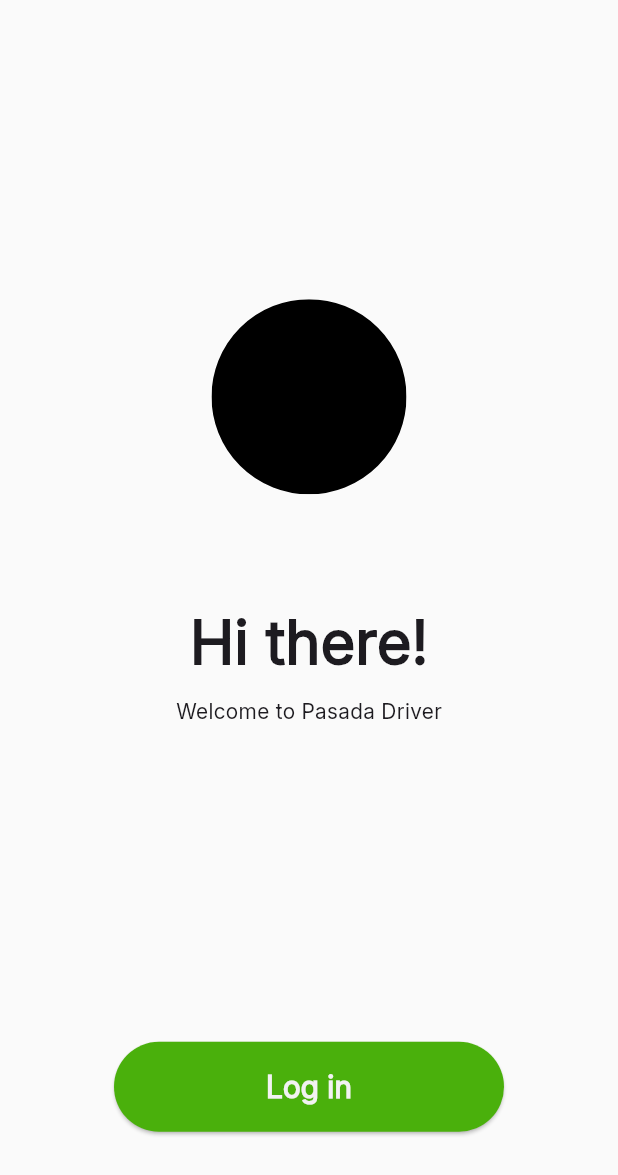
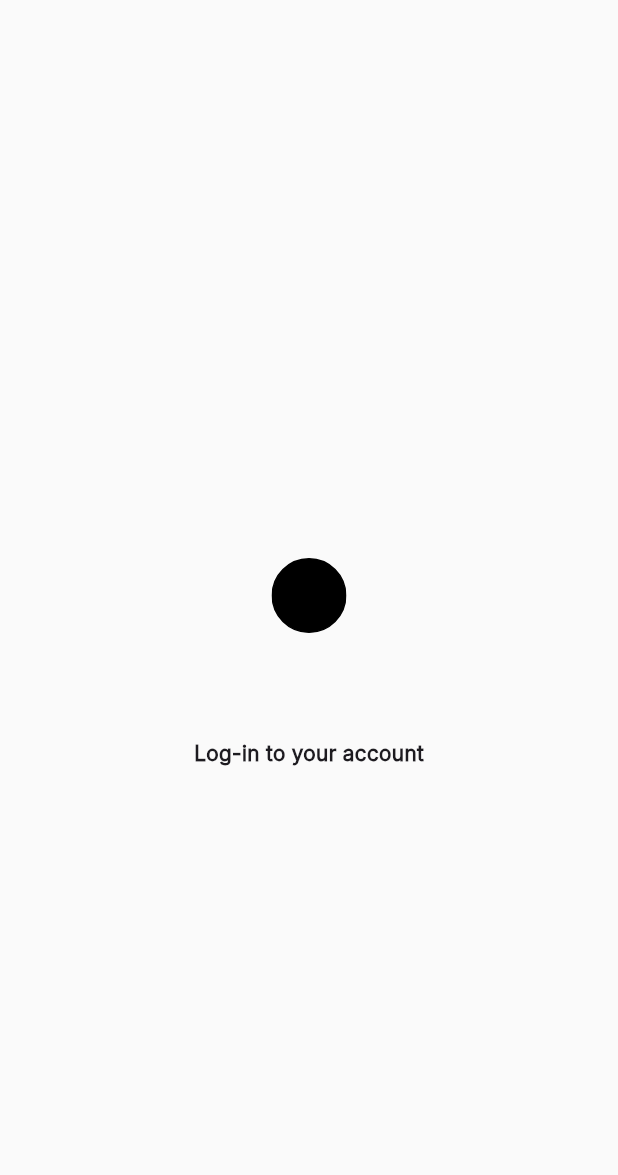
Before and after one commit to heimin22/pasada_driver_side, a Flutter app: the screen it shows after launch, after a tap on "Log in", on a phone screen of 412 x 824 dp. Shown: the top 1175 px of the screen. Run offline on Flutter 3.47's test engine with Material 3 defaults, Android fonts, the phone set to English and light mode, and no system bars; our stand-ins replace flutter_svg.

Commit message:
added a log in page

```diff
--- /dev/null
+++ b/lib/login.dart
@@ -0,0 +1,35 @@
+import 'package:flutter/material.dart';
+import 'package:flutter_svg/flutter_svg.dart';
+
+class LogIn extends StatelessWidget {
+  const LogIn({super.key});
+
+  @override
+  Widget build(BuildContext context) {
+    return Scaffold(
+      body: Center(
+        child: Column(
+          mainAxisAlignment: MainAxisAlignment.center,
+          children: [
+            Container(
+              margin: const EdgeInsets.only(top: 60),
+              width: 50,
+              height: 50,
+              child: SvgPicture.asset('assets/svg/Ellipse.svg'),
+            ),
+            Container(
+              margin: const EdgeInsets.only(top: 70),
+              child: const Text(
+                'Log-in to your account',
+                style: TextStyle(
+                  fontFamily: 'Inter',
+                  fontWeight: FontWeight.w700,
+                ),
+              ),
+            )
+          ],
+        ),
+      ),
+    );
+  }
+}
--- a/lib/main.dart
+++ b/lib/main.dart
@@ -1,5 +1,6 @@
 import 'package:flutter/material.dart';
 import 'package:flutter_svg/flutter_svg.dart';
+import 'package:pasada_driver_side/login.dart';
 
 void main() => runApp(const MyApp());
 
@@ -41,9 +42,9 @@ class _MyHomePageState extends State<MyHomePage> {
           children: [
             Container(
               margin: const EdgeInsets.only(top: 130),
-              child: SvgPicture.asset('assets/svg/Ellipse.svg'),
               width: 130,
               height: 130,
+              child: SvgPicture.asset('assets/svg/Ellipse.svg'),
             ),
             Container(
               margin: const EdgeInsets.only(top: 70),
@@ -67,12 +68,17 @@ class _MyHomePageState extends State<MyHomePage> {
               ),
             ),
             Container(
-              margin: const EdgeInsets.only(top: 180),
+              margin: const EdgeInsets.only(top: 250),
               child: ElevatedButton(
-                onPressed: () {},
+                onPressed: () {
+                  Navigator.push(
+                    context,
+                    MaterialPageRoute(builder: (context) => const LogIn()),
+                  );
+                },
                 style: ElevatedButton.styleFrom(
-                  backgroundColor: Color(0xFF4AB00C),
-                  minimumSize: Size(260, 60),
+                  backgroundColor: const Color(0xFF4AB00C),
+                  minimumSize: const Size(240, 45),
                 ),
                 child: const Text(
                   'Log in',
```
